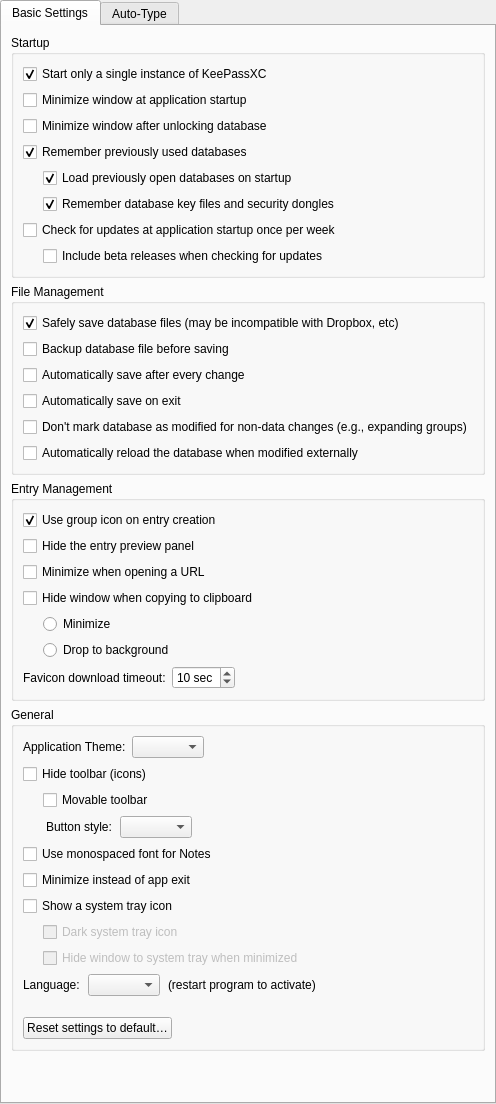
Above: src/gui/ApplicationSettingsWidgetGeneral.ui from lerignoux/keepassxc before the change. Below: the same form after it.
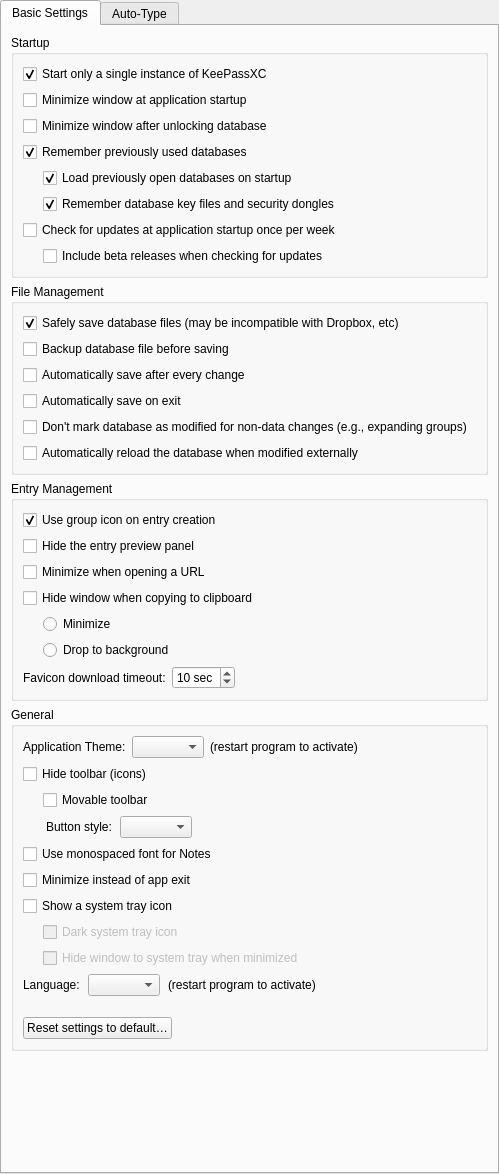
That is the form after the change. Custom widgets are drawn as their Qt base class.

Commit message:
Require restart to change theme.
Reloading the theme without restart is possible,
but not without massive glitches.

What changed in the file:
```diff
--- a/src/gui/ApplicationSettingsWidgetGeneral.ui
+++ b/src/gui/ApplicationSettingsWidgetGeneral.ui
@@ -2,6 +2,14 @@
 <ui version="4.0">
  <class>ApplicationSettingsWidgetGeneral</class>
  <widget class="QWidget" name="ApplicationSettingsWidgetGeneral">
+  <property name="geometry">
+   <rect>
+    <x>0</x>
+    <y>0</y>
+    <width>499</width>
+    <height>1174</height>
+   </rect>
+  </property>
   <layout class="QVBoxLayout" name="verticalLayout_3">
    <property name="leftMargin">
     <number>0</number>
@@ -402,6 +410,13 @@
               </property>
              </widget>
             </item>
+            <item>
+             <widget class="QLabel" name="label">
+              <property name="text">
+               <string>(restart program to activate)</string>
+              </property>
+             </widget>
+            </item>
             <item>
              <spacer name="horizontalSpacer_5">
               <property name="orientation">
```
The commit also changes 1 other file.
